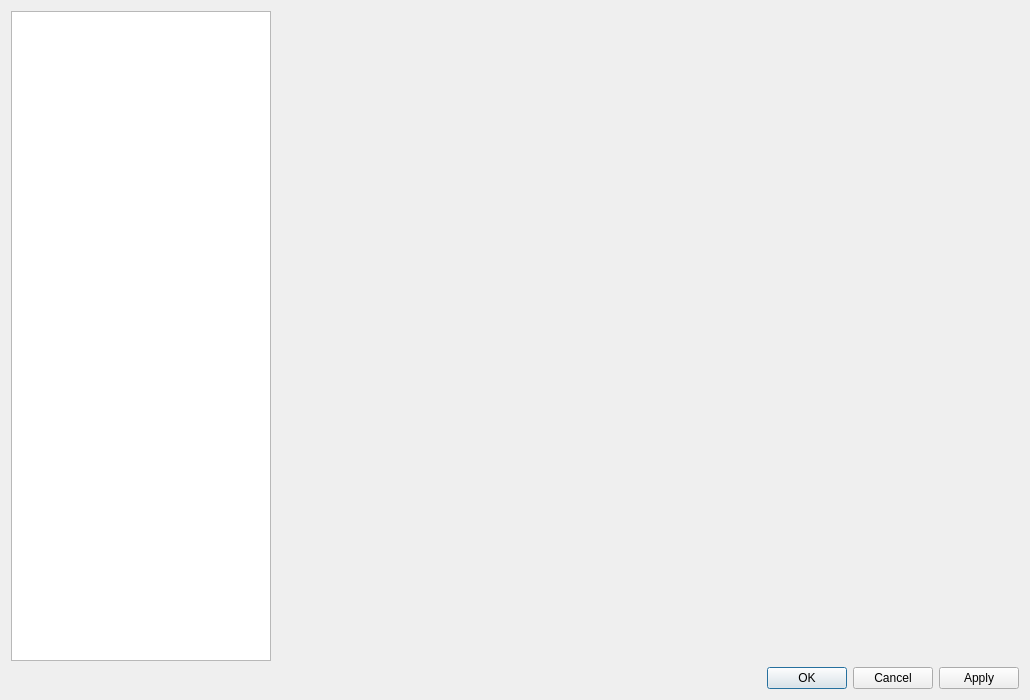
martinrotter/rssguard, file src/librssguard/gui/dialogs/formsettings.ui: the form before one commit.
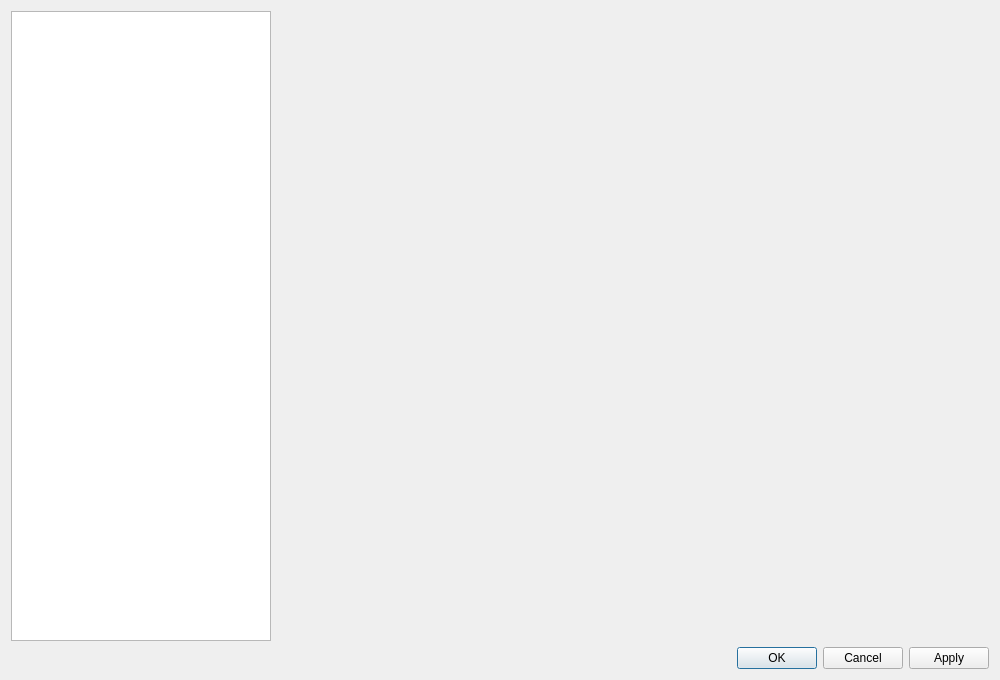
The form after the commit.

```diff
--- a/src/librssguard/gui/dialogs/formsettings.ui
+++ b/src/librssguard/gui/dialogs/formsettings.ui
@@ -6,8 +6,8 @@
    <rect>
     <x>0</x>
     <y>0</y>
-    <width>1030</width>
-    <height>700</height>
+    <width>1000</width>
+    <height>680</height>
    </rect>
   </property>
   <property name="windowTitle">
```
